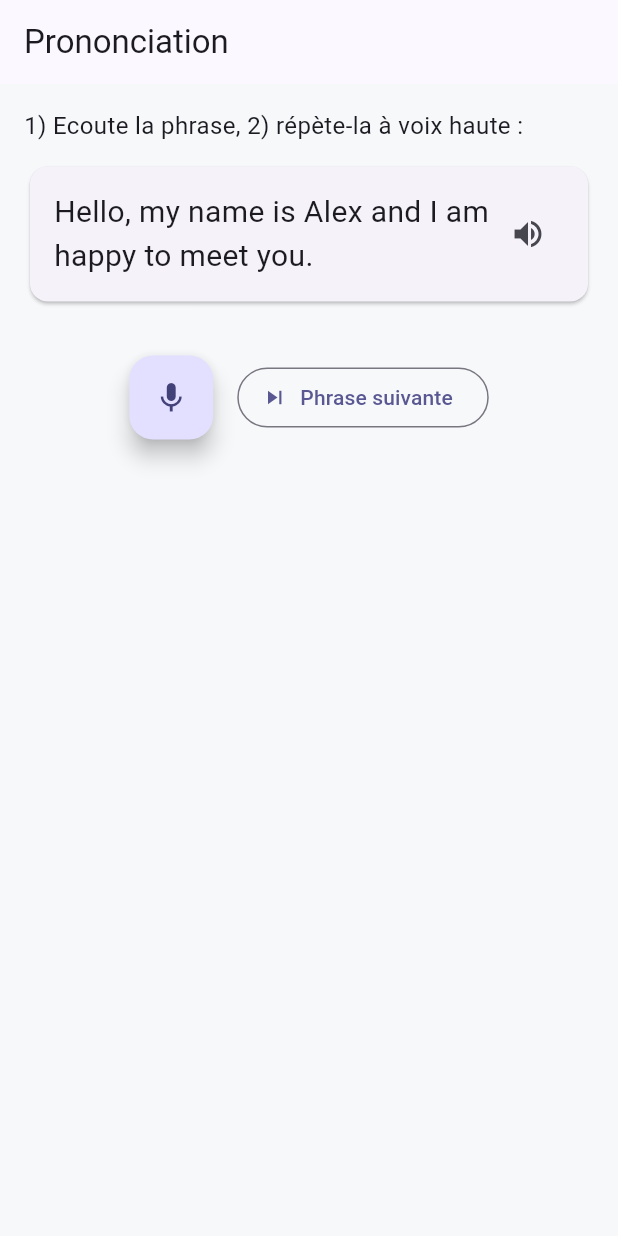
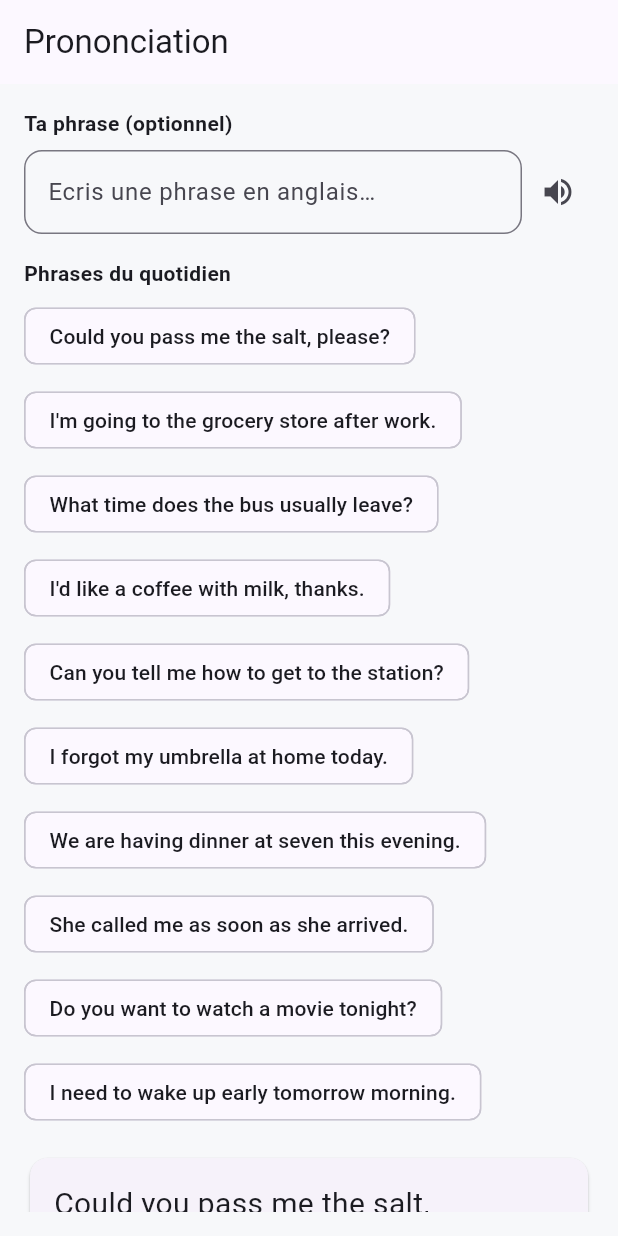
Before and after one commit to elfred434/Conversion, a Flutter app: the PronunciationScreen screen opened by its route, on a phone screen of 412 x 824 dp. Run offline on Flutter 3.47's test engine with Material 3 defaults, Android fonts, the phone set to English and light mode, and no system bars; our stand-ins replace flutter_riverpod, flutter_tts, go_router, permission_handler, shared_preferences, speech_to_text; accounts and stored records are empty; statements that could not run were skipped.

Commit message:
feat: daily-life phrases + free-text read-aloud; drop Azure scoring

```diff
--- a/lib/data/datasources/local/settings_local_datasource.dart
+++ b/lib/data/datasources/local/settings_local_datasource.dart
@@ -1,5 +1,4 @@
 import 'package:shared_preferences/shared_preferences.dart';
-import 'package:english_conversation_app/config/llm_providers.dart';
 import 'package:english_conversation_app/domain/entities/app_settings.dart';
 
 class SettingsLocalDataSource {
@@ -15,8 +14,6 @@ class SettingsLocalDataSource {
       apiKey: prefs.getString('llm_api_key') ?? '',
       model: prefs.getString('llm_model') ?? '',
       autoSpeak: prefs.getBool('auto_speak') ?? false,
-      azureKey: prefs.getString('azure_key') ?? '',
-      azureRegion: prefs.getString('azure_region') ?? '',
     );
   }
 
@@ -26,7 +23,5 @@ class SettingsLocalDataSource {
     await prefs.setString('llm_api_key', s.apiKey);
     await prefs.setString('llm_model', s.model);
     await prefs.setBool('auto_speak', s.autoSpeak);
-    await prefs.setString('azure_key', s.azureKey);
-    await prefs.setString('azure_region', s.azureRegion);
   }
 }
--- a/lib/domain/entities/pronunciation_score.dart
+++ b/lib/domain/entities/pronunciation_score.dart
@@ -7,16 +7,18 @@ class PronWord {
   const PronWord(this.word, this.matched);
 }
 
-/// Phrases d'entrainement a la prononciation (banque locale, sans API).
-const List<String> kPracticePhrases = [
-  "Hello, my name is Alex and I am happy to meet you.",
-  "I would like a cup of coffee, please.",
-  "Where is the train station near here?",
-  "She has been working here since last year.",
-  "Could you please tell me how to get to the museum?",
-  "We were watching a movie when the power went out.",
-  "If I had more time, I would learn to play the guitar.",
-  "The book on the table belongs to my brother.",
+/// Phrases du quotidien pour la pratique de la prononciation.
+const List<String> kDailyPhrases = [
+  "Could you pass me the salt, please?",
+  "I'm going to the grocery store after work.",
+  "What time does the bus usually leave?",
+  "I'd like a coffee with milk, thanks.",
+  "Can you tell me how to get to the station?",
+  "I forgot my umbrella at home today.",
+  "We are having dinner at seven this evening.",
+  "She called me as soon as she arrived.",
+  "Do you want to watch a movie tonight?",
+  "I need to wake up early tomorrow morning.",
 ];
 
 String _normalize(String s) => s
--- a/lib/presentation/screens/pronunciation/pronunciation_screen.dart
+++ b/lib/presentation/screens/pronunciation/pronunciation_screen.dart
@@ -7,10 +7,9 @@ import 'package:english_conversation_app/domain/entities/pronunciation_score.dar
 import 'package:english_conversation_app/presentation/providers/tts_provider.dart';
 
 /// Ecran de pratique de la prononciation :
-/// 1) l'utilisateur ECOUTE la phrase (TTS), 2) il la REPETE (micro/STT),
-/// 3) on note la ressemblance (scoring de similarite mot-a-mot).
-/// Note : le vrai scoring phonetique (Azure) necessite une capture audio
-/// native ; en attendant, on utilise la similarite de transcription.
+/// - l'utilisateur peut saisir SA phrase et l'ecouter (TTS) pour en capter la prononciation,
+/// - ou choisir une phrase du quotidien,
+/// - puis il la REPETE (micro/STT) et on note la ressemblance.
 class PronunciationScreen extends ConsumerStatefulWidget {
   const PronunciationScreen({super.key});
   @override
@@ -21,17 +20,18 @@ class PronunciationScreen extends ConsumerStatefulWidget {
 class _PronunciationScreenState extends ConsumerState<PronunciationScreen> {
   final SpeechToText _speech = SpeechToText();
   final Random _rng = Random();
+  final _freeCtrl = TextEditingController();
 
-  String _target = kPracticePhrases[0];
+  String _target = kDailyPhrases[0];
   String _transcript = '';
   double _score = 0;
   List<PronWord> _words = [];
   bool _isListening = false;
   bool _done = false;
 
-  void _nextPhrase() {
+  void _setTarget(String t) {
     setState(() {
-      _target = kPracticePhrases[_rng.nextInt(kPracticePhrases.length)];
+      _target = t;
       _transcript = '';
       _score = 0;
       _words = [];
@@ -39,10 +39,20 @@ class _PronunciationScreenState extends ConsumerState<PronunciationScreen> {
     });
   }
 
-  Future<void> _listenPhrase() async {
+  Future<void> _listenTarget() async {
     final tts = ref.read(flutterTtsProvider);
     await tts.setLanguage('en-US');
     await tts.speak(_target);
+  }
+
+  /// Lit a voix haute la phrase saisie par l'utilisateur (et la prend comme cible).
+  Future<void> _readMine() async {
+    final text = _freeCtrl.text.trim();
+    if (text.isEmpty) return;
+    _setTarget(text);
+    final tts = ref.read(flutterTtsProvider);
+    await tts.setLanguage('en-US');
+    await tts.speak(text);
   }
 
   Future<void> _toggleListen() async {
@@ -54,8 +64,8 @@ class _PronunciationScreenState extends ConsumerState<PronunciationScreen> {
     final status = await Permission.microphone.request();
     if (!status.isGranted) {
       if (mounted) {
-        ScaffoldMessenger.of(context).showSnackBar(
-            const SnackBar(content: Text('Autorise le micro.')));
+        ScaffoldMessenger.of(context)
+            .showSnackBar(const SnackBar(content: Text('Autorise le micro.')));
       }
       return;
     }
@@ -63,8 +73,8 @@ class _PronunciationScreenState extends ConsumerState<PronunciationScreen> {
         onError: (e) => debugPrint('speech error: $e'));
     if (!available) {
       if (mounted) {
-        ScaffoldMessenger.of(context).showSnackBar(
-            const SnackBar(content: Text('Reconnaissance vocale indisponible.')));
+        ScaffoldMessenger.of(context).showSnackBar(const SnackBar(
+            content: Text('Reconnaissance vocale indisponible.')));
       }
       return;
     }
@@ -92,29 +102,66 @@ class _PronunciationScreenState extends ConsumerState<PronunciationScreen> {
   }
 
   @override
+  void dispose() {
+    _freeCtrl.dispose();
+    super.dispose();
+  }
+
+  @override
   Widget build(BuildContext context) {
     return Scaffold(
       appBar: AppBar(title: const Text('Prononciation')),
       body: Padding(
         padding: const EdgeInsets.all(16),
-        child: Column(
-          crossAxisAlignment: CrossAxisAlignment.start,
+        child: ListView(
           children: [
-            const Text('1) Ecoute la phrase, 2) répète-la à voix haute :',
-                style: TextStyle(fontSize: 16)),
-            const SizedBox(height: 12),
+            const Text('Ta phrase (optionnel)',
+                style: TextStyle(fontWeight: FontWeight.bold)),
+            const SizedBox(height: 8),
+            Row(
+              children: [
+                Expanded(
+                  child: TextField(
+                    controller: _freeCtrl,
+                    decoration: const InputDecoration(
+                        hintText: 'Ecris une phrase en anglais…'),
+                  ),
+                ),
+                IconButton(
+                  icon: const Icon(Icons.volume_up),
+                  tooltip: 'Lire ma phrase',
+                  onPressed: _readMine,
+                ),
+              ],
+            ),
+            const SizedBox(height: 16),
+            const Text('Phrases du quotidien',
+                style: TextStyle(fontWeight: FontWeight.bold)),
+            const SizedBox(height: 8),
+            Wrap(
+              spacing: 8,
+              runSpacing: 8,
+              children: kDailyPhrases
+                  .map((p) => ActionChip(
+                        label: Text(p),
+                        onPressed: () => _setTarget(p),
+                      ))
+                  .toList(),
+            ),
+            const SizedBox(height: 16),
             Card(
               child: Padding(
                 padding: const EdgeInsets.all(16),
                 child: Row(
                   children: [
                     Expanded(
-                      child: Text(_target, style: const TextStyle(fontSize: 20)),
+                      child: Text(_target,
+                          style: const TextStyle(fontSize: 20)),
                     ),
                     IconButton(
                       icon: const Icon(Icons.volume_up),
                       tooltip: 'Ecouter',
-                      onPressed: _listenPhrase,
+                      onPressed: _listenTarget,
                     ),
                   ],
                 ),
@@ -143,11 +190,16 @@ class _PronunciationScreenState extends ConsumerState<PronunciationScreen> {
                     spacing: 6,
                     runSpacing: 6,
                     children: _words
-                        .map((w) => Text(w.word,
-                            style: TextStyle(
+                        .map((w) => Text(
+                              w.word,
+                              style: TextStyle(
                                 fontSize: 18,
-                                color: w.matched ? Colors.green : Colors.red,
-                                fontWeight: FontWeight.w600)))
+                                color: w.matched
+                                    ? Colors.green
+                                    : Colors.red,
+                                fontWeight: FontWeight.w600,
+                              ),
+                            ))
                         .toList(),
                   ),
                 ],
@@ -163,7 +215,8 @@ class _PronunciationScreenState extends ConsumerState<PronunciationScreen> {
                 ),
                 const SizedBox(width: 16),
                 OutlinedButton.icon(
-                  onPressed: _nextPhrase,
+                  onPressed: () =>
+                      _setTarget(kDailyPhrases[_rng.nextInt(kDailyPhrases.length)]),
                   icon: const Icon(Icons.skip_next),
                   label: const Text('Phrase suivante'),
                 ),
```
Also changed, not shown: lib/data/repositories/azure_pronunciation_repository.dart (deleted, +0 -65 lines), lib/domain/entities/app_settings.dart (+2 -11 lines), lib/domain/entities/pronunciation_assessment.dart (deleted, +0 -24 lines), lib/domain/repositories/pronunciation_repository.dart (deleted, +0 -10 lines), lib/presentation/providers/providers.dart (+0 -7 lines), lib/presentation/providers/settings_notifier.dart (+10 -12 lines), lib/presentation/screens/settings/settings_screen.dart (+3 -28 lines).
